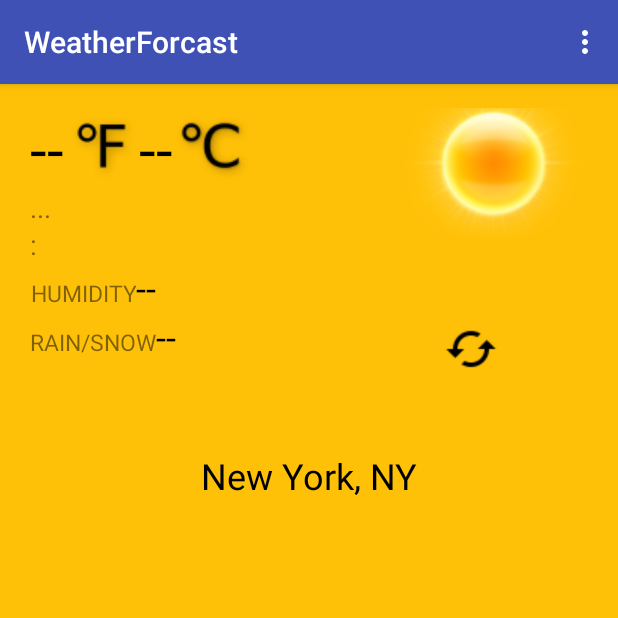
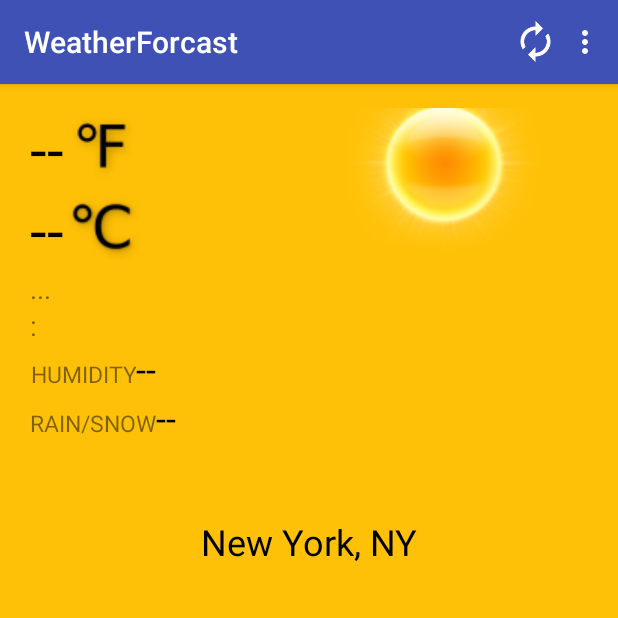
Before and after one commit to annalinewyork/WeatherForcast-C-F, an Android app: the screen it shows after launch (MainActivity), in the options menu, after a tap on "Settings", on a phone screen of 412 x 824 dp, the top half of it. Run offline under Robolectric (Android 15) with nearby library versions, the phone set to English and light mode, and no system bars.

Commit message:
add refresh on toolbar

```diff
--- a/app/src/main/java/funhouse/weatherforcast/CurrentWeather.java
+++ b/app/src/main/java/funhouse/weatherforcast/CurrentWeather.java
@@ -23,37 +23,28 @@ public class CurrentWeather {
         mIcon = icon;
     }
 
-    public int getIconId(){
+    public int getIconId() {
         int iconId = R.drawable.clear_day;
 
         if (mIcon.equals("clear-day")) {
             iconId = R.drawable.clear_day;
-        }
-        else if (mIcon.equals("clear-night")) {
+        } else if (mIcon.equals("clear-night")) {
             iconId = R.drawable.clear_night;
-        }
-        else if (mIcon.equals("rain")) {
+        } else if (mIcon.equals("rain")) {
             iconId = R.drawable.rain;
-        }
-        else if (mIcon.equals("snow")) {
+        } else if (mIcon.equals("snow")) {
             iconId = R.drawable.snow;
-        }
-        else if (mIcon.equals("sleet")) {
+        } else if (mIcon.equals("sleet")) {
             iconId = R.drawable.sleet;
-        }
-        else if (mIcon.equals("wind")) {
+        } else if (mIcon.equals("wind")) {
             iconId = R.drawable.wind;
-        }
-        else if (mIcon.equals("fog")) {
+        } else if (mIcon.equals("fog")) {
             iconId = R.drawable.fog;
-        }
-        else if (mIcon.equals("cloudy")) {
+        } else if (mIcon.equals("cloudy")) {
             iconId = R.drawable.cloudy;
-        }
-        else if (mIcon.equals("partly-cloudy-day")) {
+        } else if (mIcon.equals("partly-cloudy-day")) {
             iconId = R.drawable.partly_cloudy_day;
-        }
-        else if (mIcon.equals("partly-cloudy-night")) {
+        } else if (mIcon.equals("partly-cloudy-night")) {
             iconId = R.drawable.partly_cloudy_night;
         }
 
@@ -72,13 +63,22 @@ public class CurrentWeather {
         return mTime;
     }
 
-    public String getFormattedTime(){
+    //get current time but due to mobile phone usually has time showing on screen, not use this for now.
+    public String getFormattedTime() {
         SimpleDateFormat formatter = new SimpleDateFormat("h:mm a");
         formatter.setTimeZone(TimeZone.getTimeZone(getTimeZone()));
-        Date datetime = new Date(getTime()*1000);
+        Date datetime = new Date(getTime() * 1000);
         String timeString = formatter.format(datetime);
         return timeString;
     }
+
+    public String getFormattedDayOfWeek() {
+        SimpleDateFormat sdf = new SimpleDateFormat("EEEE");
+        Date d = new Date();
+        String dayOfTheWeek = sdf.format(d);
+        return dayOfTheWeek;
+    }
+
 
     public void setTime(long time) {
         mTime = time;
@@ -93,18 +93,13 @@ public class CurrentWeather {
     }
 
     public double getTemperatureF() {
-        mTemperatureF=((mTemperatureC - 32) * 5 / 9);
-        return (int)Math.round(mTemperatureF);
+        mTemperatureF = ((mTemperatureC - 32) * 5 / 9);
+        return (int) Math.round(mTemperatureF);
     }
-
 
     public void setTemperatureF(double temperatureF) {
         mTemperatureF = temperatureF;
     }
-
-
-
-
 
     public double getHumidity() {
         return mHumidity;
@@ -115,8 +110,8 @@ public class CurrentWeather {
     }
 
     public int getPrecipChance() {
-        double precipPercentage = mPrecipChance*100;
-        return (int)Math.round(precipPercentage);
+        double precipPercentage = mPrecipChance * 100;
+        return (int) Math.round(precipPercentage);
     }
 
     public void setPrecipChance(double precipChance) {
--- a/app/src/main/java/funhouse/weatherforcast/MainActivity.java
+++ b/app/src/main/java/funhouse/weatherforcast/MainActivity.java
@@ -29,8 +29,6 @@ import okhttp3.Response;
 
 public class MainActivity extends AppCompatActivity {
 
-    //http://www.zembedded.com/setting-up-eclipse-and-android-sdk/  how to convert C to F.
-    //need to add F
     // need to add date (Thu, 9/5/2016)
     //need to add highest/lowest temp
     //change city function
@@ -46,7 +44,7 @@ public class MainActivity extends AppCompatActivity {
     private TextView mPrecipValue;
     private TextView mSummaryLabel;
     private ImageView mIconImageView;
-    private ImageView mRefreshImageView;
+    private ImageView mRefreshImageIcon;
     private ProgressBar mProgressBar;
 
 
@@ -64,14 +62,14 @@ public class MainActivity extends AppCompatActivity {
         mPrecipValue = (TextView) findViewById(R.id.precipValue);
         mSummaryLabel = (TextView) findViewById(R.id.summaryLabel);
         mIconImageView = (ImageView) findViewById(R.id.iconImageView);
-        mRefreshImageView = (ImageView) findViewById(R.id.refreshImageView);
+        mRefreshImageIcon = (ImageView) findViewById(R.id.refreshImageOnToolbar);
         mProgressBar = (ProgressBar)findViewById(R.id.progressBar);
 
         mProgressBar.setVisibility(View.INVISIBLE);
         final double latitude = 40.730610;
         final double longitude = -73.935242;
 
-        mRefreshImageView.setOnClickListener(new View.OnClickListener() {
+        mRefreshImageIcon.setOnClickListener(new View.OnClickListener() {
             @Override
             public void onClick(View view) {
                 getForecast(latitude,longitude);
@@ -146,22 +144,18 @@ public class MainActivity extends AppCompatActivity {
     private void toggleRefresh() {
         if(mProgressBar.getVisibility() == View.INVISIBLE) {
             mProgressBar.setVisibility(View.VISIBLE);
-            mRefreshImageView.setVisibility(View.INVISIBLE);
+            mRefreshImageIcon.setVisibility(View.INVISIBLE);
         }
         else {
             mProgressBar.setVisibility(View.INVISIBLE);
-            mRefreshImageView.setVisibility(View.VISIBLE);
+            mRefreshImageIcon.setVisibility(View.VISIBLE);
         }
     }
 
     private void updateDisplay() {
-//        Calendar calendar = Calendar.getInstance();
-//        Date date = calendar.getTime();
-//        String weekday = new SimpleDateFormat("EE", Locale.ENGLISH).format(date.getTime());
-
         mTemperatureLabelC.setText(mCurrentWeather.getTemperatureC() + "");
-        mTemperatureLabelF.setText(mCurrentWeather.getTemperatureF()+"");
-        mTimeLabel.setText(mCurrentWeather.getFormattedTime());
+        mTemperatureLabelF.setText(mCurrentWeather.getTemperatureF()+ "");
+        mTimeLabel.setText(mCurrentWeather.getFormattedDayOfWeek());
         mHumidityValue.setText(mCurrentWeather.getHumidity() + "");
         mPrecipValue.setText(mCurrentWeather.getPrecipChance() + "%");
         mSummaryLabel.setText(mCurrentWeather.getSummery());
@@ -195,6 +189,7 @@ public class MainActivity extends AppCompatActivity {
         currentWeather.setIcon(currently.getString("icon"));
         currentWeather.setSummery(currently.getString("summary"));
         currentWeather.setTemperatureC(currently.getDouble("temperature"));
+     //   currentWeather.setTemperatureF((currently.getDouble("temperature")-32)*5/9);
         currentWeather.setTime(currently.getLong("time"));
         currentWeather.setPrecipChance(currently.getDouble("precipProbability"));
         currentWeather.setTimeZone(timezone);
--- a/app/src/main/res/layout/activity_main.xml
+++ b/app/src/main/res/layout/activity_main.xml
@@ -19,7 +19,18 @@
             android:layout_width="match_parent"
             android:layout_height="?attr/actionBarSize"
             android:background="?attr/colorPrimary"
-            app:popupTheme="@style/AppTheme.PopupOverlay"/>
+            app:popupTheme="@style/AppTheme.PopupOverlay">
+
+            <ImageView
+                android:id="@+id/refreshImageOnToolbar"
+                android:layout_width="30dp"
+                android:layout_height="30dp"
+                android:layout_gravity="end"
+                android:layout_centerHorizontal="true"
+                android:layout_centerVertical="true"
+                android:src="@drawable/ic_autorenew_white_36dp" />
+
+        </android.support.v7.widget.Toolbar>
 
     </android.support.design.widget.AppBarLayout>
 
--- a/app/src/main/res/layout/content_main.xml
+++ b/app/src/main/res/layout/content_main.xml
@@ -28,7 +28,7 @@
             <LinearLayout
                 android:layout_width="match_parent"
                 android:layout_height="wrap_content"
-                android:orientation="horizontal">
+                android:orientation="vertical">
 
                 <LinearLayout
                     android:layout_width="wrap_content"
@@ -68,9 +68,8 @@
                         android:layout_width="wrap_content"
                         android:layout_height="wrap_content"
                         android:src="@drawable/degree_celsius2"/>
+                </LinearLayout>
 
-
-                </LinearLayout>
             </LinearLayout>
 
 
@@ -159,12 +158,6 @@
                 android:layout_width="match_parent"
                 android:layout_height="wrap_content"/>
 
-            <ImageView
-                android:id="@+id/refreshImageView"
-                android:layout_width="wrap_content"
-                android:layout_height="wrap_content"
-                android:layout_gravity="center_horizontal"
-                android:src="@drawable/ic_cached_black_36dp"/>
         </LinearLayout>
 
 
--- a/app/src/main/res/menu/menu_main.xml
+++ b/app/src/main/res/menu/menu_main.xml
@@ -7,4 +7,10 @@
         android:orderInCategory="100"
         android:title="@string/action_settings"
         app:showAsAction="never"/>
+
+    <item
+        android:id="@+id/action_refresh"
+        android:orderInCategory="100"
+        android:title="@string/action_refresh"
+        app:showAsAction="never"/>
 </menu>
--- a/app/src/main/res/values/strings.xml
+++ b/app/src/main/res/values/strings.xml
@@ -1,4 +1,5 @@
 <resources>
     <string name="app_name">WeatherForcast</string>
     <string name="action_settings">Settings</string>
+    <string name="action_refresh">Refresh</string>
 </resources>
```
Also changed, not shown: app/src/main/res/drawable/ic_autorenew_white_36dp.png (added).
